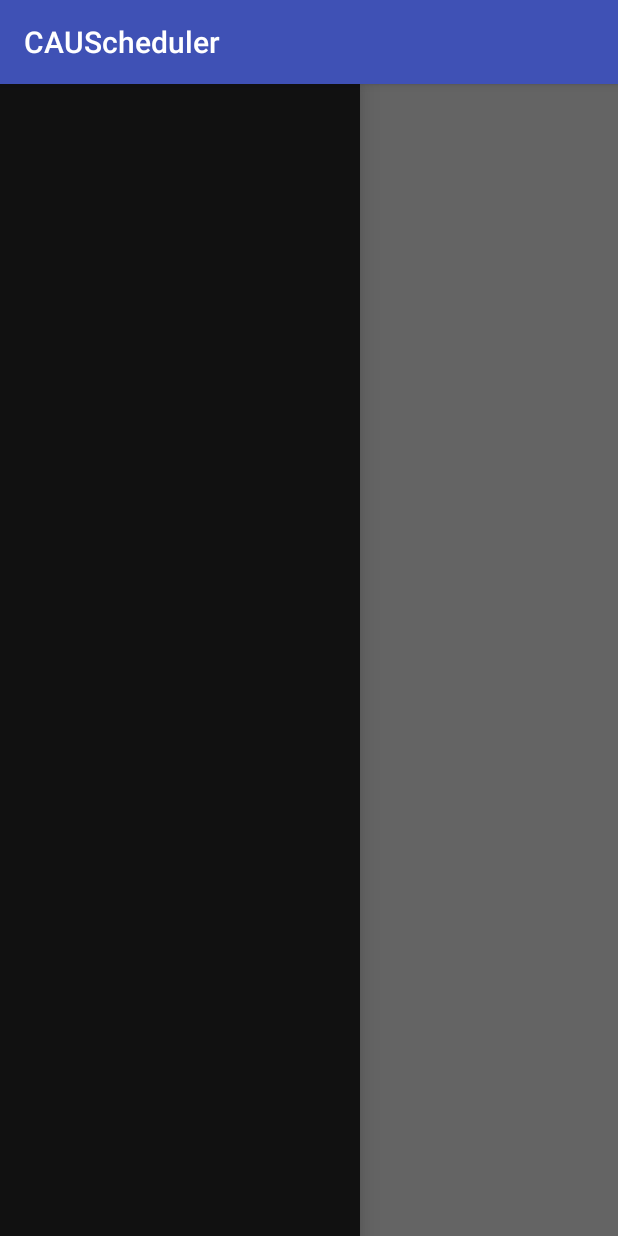
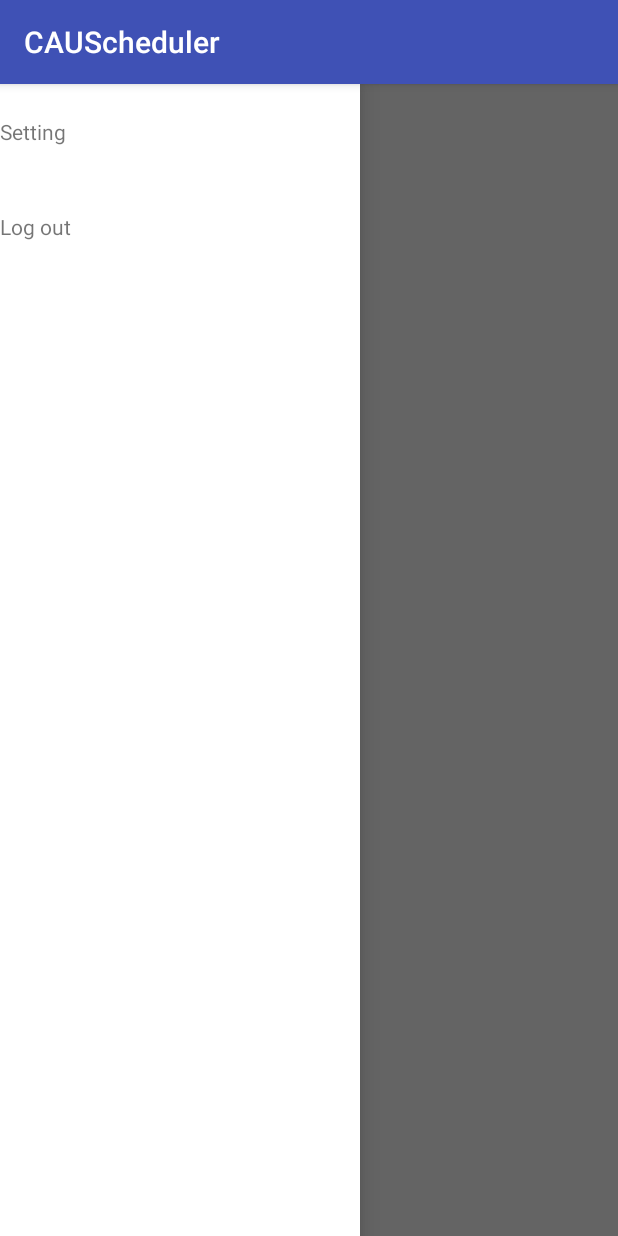
Before and after one commit to ZeroPage/CAUScheduler, an Android app: the MainActivity screen opened directly, with no data from a screen before it, with the side drawer open, on a phone screen of 412 x 824 dp. Run offline under Robolectric (Android 15) with nearby library versions, the phone set to English and light mode, and no system bars; network calls fail.

Commit message:
make drawer from android tutorial code

```diff
--- a/app/src/main/java/org/zeropage/causcheduler/Activity/MainActivity.java
+++ b/app/src/main/java/org/zeropage/causcheduler/Activity/MainActivity.java
@@ -1,17 +1,96 @@
 package org.zeropage.causcheduler.Activity;
 
+import android.content.res.Configuration;
+import android.support.v4.widget.DrawerLayout;
+import android.support.v7.app.ActionBarDrawerToggle;
 import android.support.v7.app.AppCompatActivity;
 import android.os.Bundle;
 
+import android.util.Log;
+import android.view.Menu;
+import android.view.View;
+import android.widget.AdapterView;
+import android.widget.ArrayAdapter;
+import android.widget.ListView;
 import org.zeropage.causcheduler.R;
 
+import java.util.Arrays;
+import java.util.List;
+
 public class MainActivity extends AppCompatActivity {
+    private final String LOG_TAG = MainActivity.class.getSimpleName();
+
+    private List<String> mDrawerItemList;
+    private DrawerLayout mDrawerLayout;
+    private ListView mDrawerList;
+
+    private ActionBarDrawerToggle mDrawerToggle;
 
     @Override
     protected void onCreate(Bundle savedInstanceState) {
         super.onCreate(savedInstanceState);
-        setContentView(R.layout.drawer_layout);
+        setContentView(R.layout.activity_main);
 
+        // Drawer List 초기화
+        String[] drawerItemArray = getResources().getStringArray(R.array.drawer_item_array);
+        mDrawerItemList = Arrays.asList(drawerItemArray);
+        mDrawerLayout = (DrawerLayout) findViewById(R.id.drawer_layout);
+        mDrawerList = (ListView) findViewById(R.id.left_drawer);
 
+        // Set the adapter for the list view
+        mDrawerList.setAdapter(new ArrayAdapter<>(this,
+                R.layout.drawer_list_item, R.id.list_item_drawer_textview, mDrawerItemList));
+        // Set the list's click listener
+        mDrawerList.setOnItemClickListener(new ListView.OnItemClickListener() {
+            @Override
+            public void onItemClick(AdapterView<?> adapterView, View view, int i, long l) {
+                Log.v(LOG_TAG, (String)mDrawerList.getItemAtPosition(i));
+            }
+        });
+
+        mDrawerLayout = (DrawerLayout) findViewById(R.id.drawer_layout);
+        mDrawerToggle = new ActionBarDrawerToggle(
+                this,                  /* host Activity */
+                mDrawerLayout,         /* DrawerLayout object */
+                R.string.drawer_open,  /* "open drawer" description */
+                R.string.drawer_close  /* "close drawer" description */
+        ) {
+
+            /** Called when a drawer has settled in a completely closed state. */
+            public void onDrawerClosed(View view) {
+                super.onDrawerClosed(view);
+                invalidateOptionsMenu(); // creates call to onPrepareOptionsMenu()
+            }
+
+            /** Called when a drawer has settled in a completely open state. */
+            public void onDrawerOpened(View drawerView) {
+                super.onDrawerOpened(drawerView);
+                invalidateOptionsMenu(); // creates call to onPrepareOptionsMenu()
+            }
+        };
+
+        // Set the drawer toggle as the DrawerListener
+        mDrawerLayout.setDrawerListener(mDrawerToggle);
     }
+
+    /* Called whenever we call invalidateOptionsMenu() */
+    @Override
+    public boolean onPrepareOptionsMenu(Menu menu) {
+        // If the nav drawer is open, hide action items related to the content view
+        return super.onPrepareOptionsMenu(menu);
+    }
+
+    @Override
+    protected void onPostCreate(Bundle savedInstanceState) {
+        super.onPostCreate(savedInstanceState);
+        // Sync the toggle state after onRestoreInstanceState has occurred.
+        mDrawerToggle.syncState();
+    }
+
+    @Override
+    public void onConfigurationChanged(Configuration newConfig) {
+        super.onConfigurationChanged(newConfig);
+        mDrawerToggle.onConfigurationChanged(newConfig);
+    }
+
 }
--- a/app/src/main/res/layout/activity_main.xml
+++ b/app/src/main/res/layout/activity_main.xml
@@ -1,11 +1,26 @@
 <?xml version="1.0" encoding="utf-8"?>
-<RelativeLayout xmlns:android="http://schemas.android.com/apk/res/android"
-    xmlns:tools="http://schemas.android.com/tools" android:layout_width="match_parent"
-    android:layout_height="match_parent" android:paddingLeft="@dimen/activity_horizontal_margin"
-    android:paddingRight="@dimen/activity_horizontal_margin"
-    android:paddingTop="@dimen/activity_vertical_margin"
-    android:paddingBottom="@dimen/activity_vertical_margin" tools:context=".MainActivity">
+<android.support.v4.widget.DrawerLayout
+        xmlns:android="http://schemas.android.com/apk/res/android"
+        xmlns:tools="http://schemas.android.com/tools"
+        android:id="@+id/drawer_layout"
+        android:layout_width="match_parent"
+        android:layout_height="match_parent"
+        tools:context=".MainActivity">
+    <!-- The main content view -->
+    <FrameLayout
+            android:id="@+id/content_frame"
+            android:layout_width="match_parent"
+            android:layout_height="match_parent"/>
+    <!-- The navigation drawer -->
+    <ListView android:id="@+id/left_drawer"
+              android:layout_width="240dp"
+              android:layout_height="match_parent"
+              android:layout_gravity="start"
+              android:choiceMode="singleChoice"
+              android:divider="@android:color/transparent"
+              android:dividerHeight="0dp"
+              android:background="#FFF"
+    />
 
-    <TextView android:text="Hello World!" android:layout_width="wrap_content"
-        android:layout_height="wrap_content" />
-</RelativeLayout>
+
+</android.support.v4.widget.DrawerLayout>
--- a/app/src/main/res/layout/drawer_layout.xml
+++ /dev/null
@@ -1,21 +0,0 @@
-<?xml version="1.0" encoding="utf-8"?>
-<android.support.v4.widget.DrawerLayout xmlns:android="http://schemas.android.com/apk/res/android"
-              android:id="@+id/drawer_layout"
-              android:layout_width="match_parent"
-              android:layout_height="match_parent">
-    <!-- The main content view -->
-    <FrameLayout
-            android:id="@+id/content_frame"
-            android:layout_width="match_parent"
-            android:layout_height="match_parent"/>
-    <!-- The navigation drawer -->
-    <ListView
-            android:layout_width="240dp"
-            android:layout_height="match_parent"
-            android:layout_gravity="start"
-            android:choiceMode="singleChoice"
-            android:divider="@android:color/transparent"
-            android:dividerHeight="0dp"
-            android:background="#111"
-    />
-</android.support.v4.widget.DrawerLayout>
--- /dev/null
+++ b/app/src/main/res/layout/drawer_list_item.xml
@@ -0,0 +1,9 @@
+<?xml version="1.0" encoding="utf-8"?>
+<TextView xmlns:android="http://schemas.android.com/apk/res/android"
+          android:id="@+id/list_item_drawer_textview"
+          android:layout_width="match_parent"
+          android:layout_height="wrap_content"
+          android:minHeight="?android:attr/listPreferredItemHeight"
+          android:gravity="center_vertical">
+
+</TextView>
--- a/app/src/main/res/values/strings.xml
+++ b/app/src/main/res/values/strings.xml
@@ -10,4 +10,10 @@
     <string name="login_introduction_header">Login...</string>
     <string name="login_fail_msg">잘못된 아이디 혹은 패스워드를 입력하셨습니다.</string>
     <string name="welcome_msg">자동 로그인 되었습니다.</string>
+    <array name="drawer_item_array">
+        <item>Setting</item>
+        <item>Log out</item>
+    </array>
+    <string name="drawer_close">drawer closed</string>
+    <string name="drawer_open">drawer opened</string>
 </resources>
```
